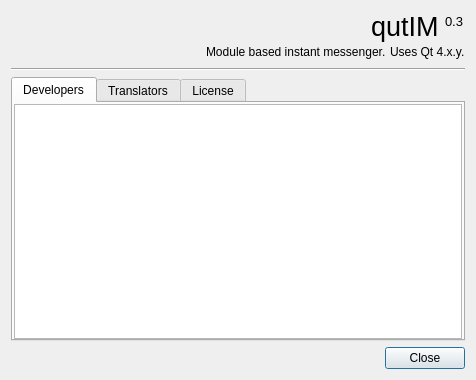
Old version of the form src/corelayers/simpleabout/simpleaboutdialog.ui in the repository euroelessar/qutim.
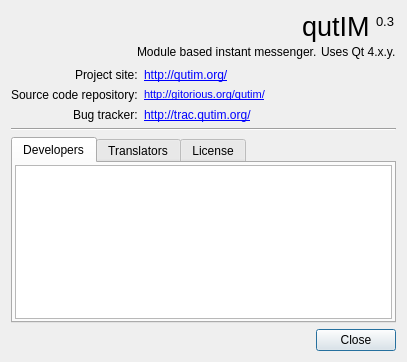
New version of the form.

Commit message: Windows segfault fix.

The edit to the form file:
```diff
--- a/src/corelayers/simpleabout/simpleaboutdialog.ui
+++ b/src/corelayers/simpleabout/simpleaboutdialog.ui
@@ -6,8 +6,8 @@
    <rect>
     <x>0</x>
     <y>0</y>
-    <width>476</width>
-    <height>380</height>
+    <width>407</width>
+    <height>362</height>
    </rect>
   </property>
   <property name="windowTitle">
@@ -123,6 +123,59 @@
      </item>
     </layout>
    </item>
+   <item>
+    <layout class="QFormLayout" name="formLayout">
+     <property name="labelAlignment">
+      <set>Qt::AlignRight|Qt::AlignTrailing|Qt::AlignVCenter</set>
+     </property>
+     <item row="1" column="1">
+      <widget class="QLabel" name="label_4">
+       <property name="text">
+        <string>&lt;!DOCTYPE HTML PUBLIC &quot;-//W3C//DTD HTML 4.0//EN&quot; &quot;http://www.w3.org/TR/REC-html40/strict.dtd&quot;&gt;
+&lt;html&gt;&lt;head&gt;&lt;meta name=&quot;qrichtext&quot; content=&quot;1&quot; /&gt;&lt;style type=&quot;text/css&quot;&gt;
+p, li { white-space: pre-wrap; }
+&lt;/style&gt;&lt;/head&gt;&lt;body style=&quot; font-family:'MS Shell Dlg 2'; font-size:8.25pt; font-weight:400; font-style:normal;&quot;&gt;
+&lt;p style=&quot; margin-top:0px; margin-bottom:0px; margin-left:0px; margin-right:0px; -qt-block-indent:0; text-indent:0px;&quot;&gt;&lt;a href=&quot;http://gitorious.org/qutim&quot;&gt;&lt;span style=&quot; text-decoration: underline; color:#0000ff;&quot;&gt;http://gitorious.org/qutim/&lt;/span&gt;&lt;/a&gt;&lt;/p&gt;&lt;/body&gt;&lt;/html&gt;</string>
+       </property>
+      </widget>
+     </item>
+     <item row="1" column="0">
+      <widget class="QLabel" name="label_3">
+       <property name="text">
+        <string>Source code repository:</string>
+       </property>
+      </widget>
+     </item>
+     <item row="0" column="1">
+      <widget class="QLabel" name="label_2">
+       <property name="text">
+        <string>&lt;a href=&quot;http://qutim.org&quot;&gt;http://qutim.org/&lt;/a&gt;</string>
+       </property>
+      </widget>
+     </item>
+     <item row="0" column="0">
+      <widget class="QLabel" name="label">
+       <property name="text">
+        <string>Project site:</string>
+       </property>
+      </widget>
+     </item>
+     <item row="2" column="0">
+      <widget class="QLabel" name="label_5">
+       <property name="text">
+        <string>Bug tracker:</string>
+       </property>
+      </widget>
+     </item>
+     <item row="2" column="1">
+      <widget class="QLabel" name="label_6">
+       <property name="text">
+        <string>&lt;a href=&quot;http://trac.qutim.org/&quot;&gt;http://trac.qutim.org/&lt;/a&gt;</string>
+       </property>
+      </widget>
+     </item>
+    </layout>
+   </item>
    <item>
     <widget class="Line" name="line">
      <property name="orientation">
@@ -146,17 +199,8 @@
        <property name="spacing">
         <number>1</number>
        </property>
-       <property name="leftMargin">
-        <number>1</number>
-       </property>
-       <property name="topMargin">
-        <number>1</number>
-       </property>
-       <property name="rightMargin">
-        <number>1</number>
-       </property>
-       <property name="bottomMargin">
-        <number>0</number>
+       <property name="margin">
+        <number>2</number>
        </property>
        <item>
         <widget class="QTextEdit" name="textedit_content">
@@ -229,6 +273,9 @@
    </item>
    <item>
     <widget class="QDialogButtonBox" name="buttonBox">
+     <property name="styleSheet">
+      <string notr="true"/>
+     </property>
      <property name="orientation">
       <enum>Qt::Horizontal</enum>
      </property>
```
Left out of the diff: 26 changed lines with no effect on the pictures. The commit also changes 5 other files.
